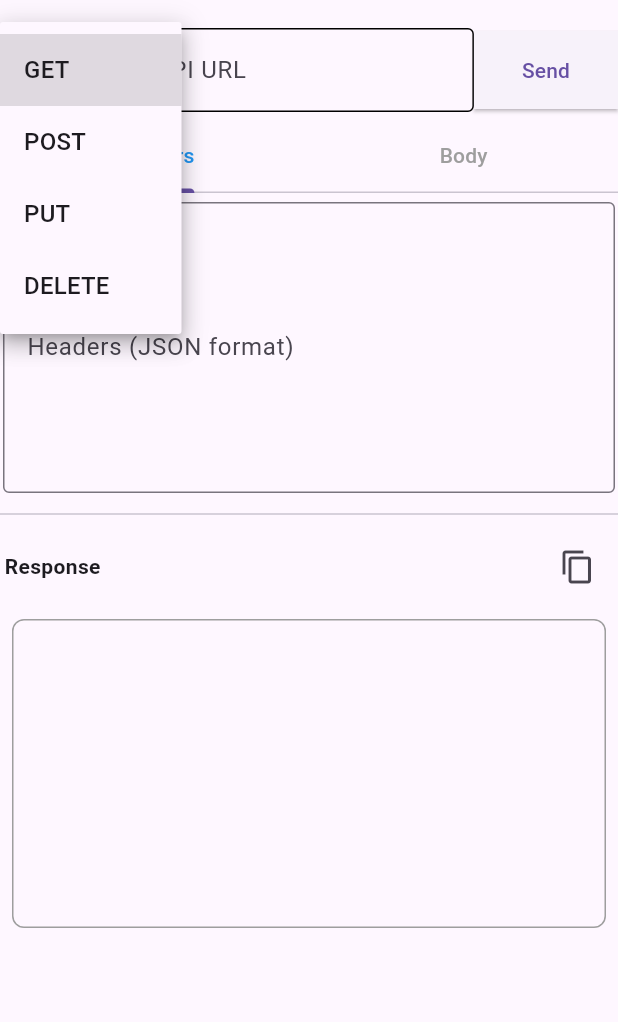
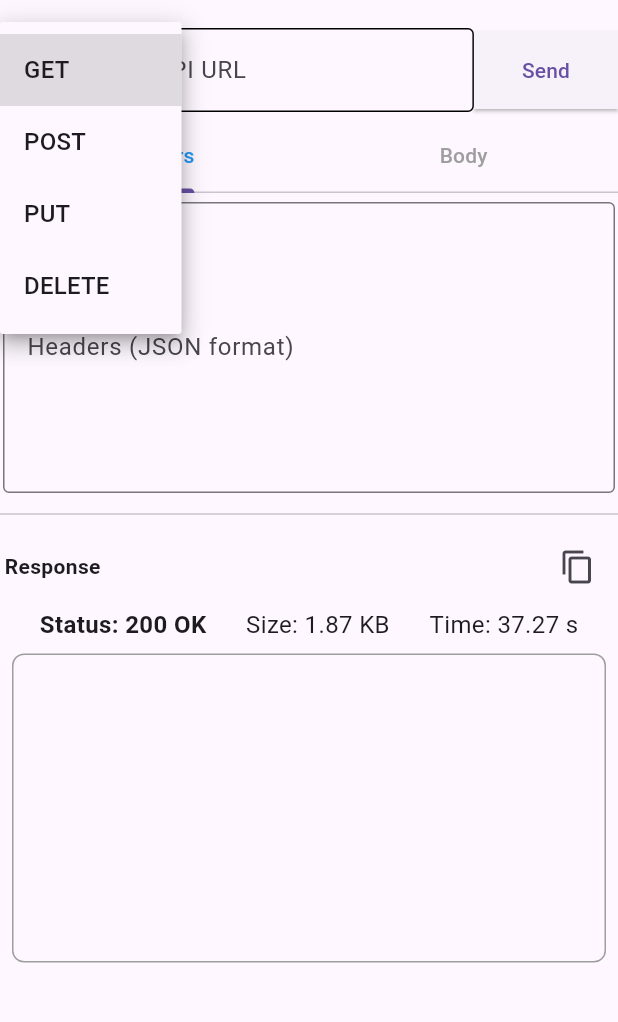
Before and after one commit to neelakandanz/Test-My-Api, a Flutter app: the screen it shows after launch, after a tap on "GET", on a phone screen of 412 x 824 dp, the part 65-1087 px from its top. Run offline on Flutter 3.47's test engine with Material 3 defaults, Android fonts, the phone set to English and light mode, and no system bars; our stand-ins replace dio.

Commit message:
add status row

```diff
--- a/lib/app/mvc/view/home_screen.dart
+++ b/lib/app/mvc/view/home_screen.dart
@@ -2,6 +2,7 @@ import 'dart:convert';
 
 import 'package:flutter/material.dart';
 import 'package:flutter/services.dart';
+import 'package:myapp/app/ui/status_row.dart';
 
 import '../../ui/url_input_field.dart';
 import '../../utils/copyutils.dart';
@@ -208,6 +209,7 @@ class ApiTesterHomeState extends State<ApiTesterHome>
                 ],
               ),
             ),
+            StatusRow(),
             ResponseViewer(
               response: _response,
             ),
--- /dev/null
+++ b/lib/app/ui/status_row.dart
@@ -0,0 +1,29 @@
+import 'package:flutter/material.dart';
+
+class StatusRow extends StatelessWidget {
+  const StatusRow({super.key});
+
+  @override
+  Widget build(BuildContext context) {
+    return const Row(
+      mainAxisAlignment: MainAxisAlignment.spaceEvenly, // Align items to the start
+      children: [
+        // Status text
+        Text(
+          'Status: 200 OK',
+          style: TextStyle(fontSize: 16, fontWeight: FontWeight.bold),
+        ),
+        // Size text
+        Text(
+          'Size: 1.87 KB',
+          style: TextStyle(fontSize: 16),
+        ),
+        // Time text
+        Text(
+          'Time: 37.27 s',
+          style: TextStyle(fontSize: 16),
+        ),
+      ],
+    );
+  }
+}
```
